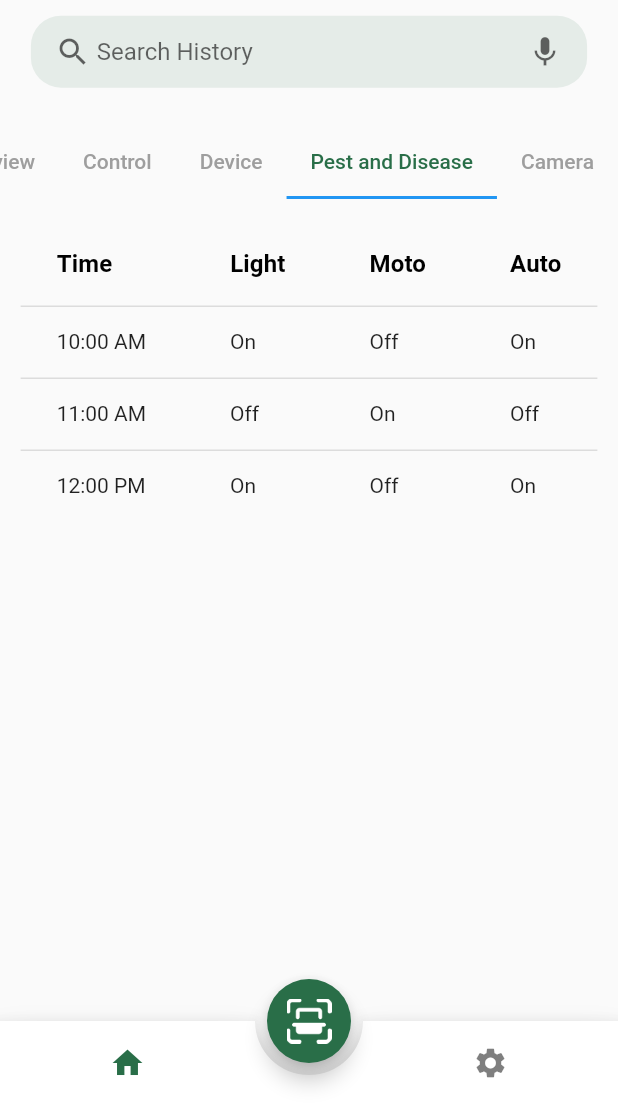
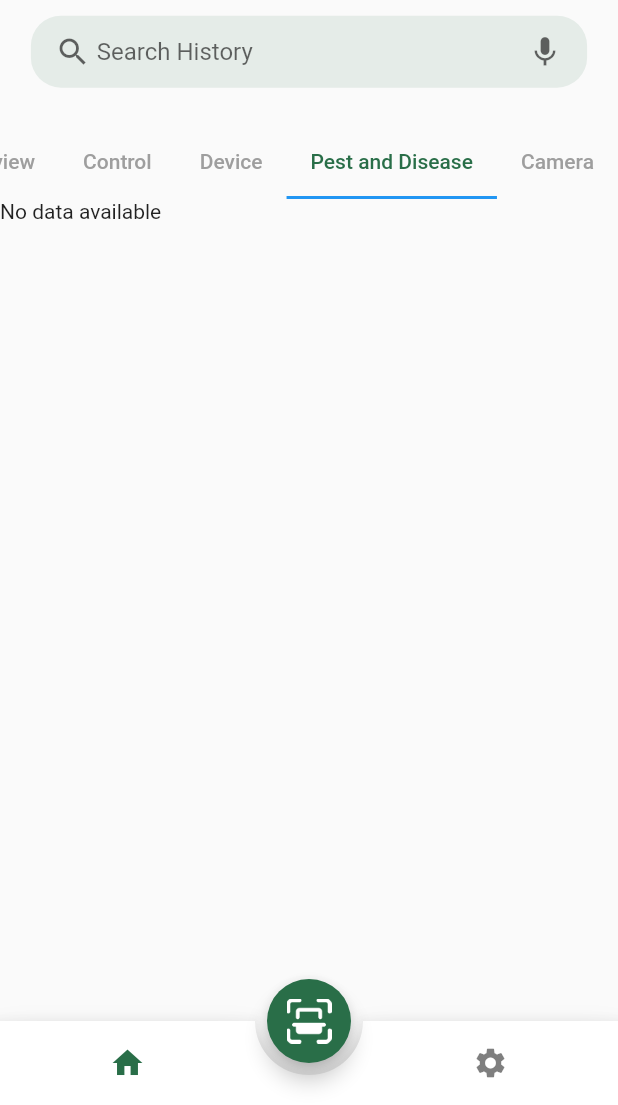
Before and after one commit to thaovytvan/PBL5-GreenHouse, a Flutter app: the HomePage screen opened directly, tab 4 chosen, on a phone screen of 412 x 824 dp, the part 131-1236 px from its top. Run offline on Flutter 3.47's test engine with Material 2 defaults, Android fonts, the phone set to English and light mode, and no system bars; drawn by our look-alikes of animated_bottom_navigation_bar; our stand-ins replace firebase_auth, firebase_core, firebase_database, firebase_messaging, firebase_storage, fluttertoast and 2 more; accounts and stored records are empty; network calls fail.

Commit message:
create feature: device & pest history

```diff
--- a/lib/components/custom_card.dart
+++ b/lib/components/custom_card.dart
@@ -117,7 +117,7 @@ class _CustomCardState extends State<CustomCard>
   Future<http.Response> createAlbum(String data, String title) {
 
     return http.post(
-      Uri.parse('http://192.168.160.80:3000/send-moto'),
+      Uri.parse('http://192.168.119.43:3000/send-moto'),
       headers: <String, String>{
         'Content-Type': 'application/json; charset=UTF-8',
       },
--- a/lib/main.dart
+++ b/lib/main.dart
@@ -1,7 +1,7 @@
 import 'package:firebase_core/firebase_core.dart';
 import 'package:flutter/cupertino.dart';
 import 'package:flutter/material.dart';
-import 'package:green_garden/ui/signin_page.dart';
+import 'package:green_garden/ui/home.dart';
 
 import 'ui/welcome.dart';
 void main() async {
@@ -16,7 +16,7 @@ class MyApp extends StatelessWidget {
   Widget build(BuildContext context) {
     return const MaterialApp(
       title: 'Login',
-      home: SignIn(),
+      home: HomePage(),
       debugShowCheckedModeBanner: false,
     );
   }
--- a/lib/ui/screens/category/category_screen.dart
+++ b/lib/ui/screens/category/category_screen.dart
@@ -27,9 +27,9 @@ class _CategoryScreenState extends State<CategoryScreen>
     OverviewTabBar(),
     ControlTabBar(),
     // const Text('Device History'),
-    MyWidget(),
+    DeviceHistoryWidget(),
     // const Text('Pest and Disease History'),
-    DiseaseHistoryScreen(),
+    DiseaseHistoryWidget(),
     const Text('Camera'),
   ];
 
--- a/lib/ui/screens/tabbar/disease_history_tabbar.dart
+++ b/lib/ui/screens/tabbar/disease_history_tabbar.dart
@@ -1,125 +1,140 @@
 import 'package:flutter/material.dart';
 import 'package:firebase_database/firebase_database.dart';
+import 'package:intl/intl.dart';
+import 'package:firebase_storage/firebase_storage.dart';
+import 'package:rflutter_alert/rflutter_alert.dart';
+import 'package:firebase_messaging/firebase_messaging.dart';
 
-class DiseaseHistoryScreen extends StatefulWidget {
+
+class DiseaseHistoryWidget extends StatefulWidget {
   @override
-  _DiseaseHistoryScreenState createState() => _DiseaseHistoryScreenState();
+  _FirebaseRealtimeDatabaseWidgetState createState() =>
+      _FirebaseRealtimeDatabaseWidgetState();
 }
 
-class _DiseaseHistoryScreenState extends State<DiseaseHistoryScreen> {
-  final diseaseRef = FirebaseDatabase.instance.reference().child('db-pbl5');
+class _FirebaseRealtimeDatabaseWidgetState
+    extends State<DiseaseHistoryWidget> {
+  final DatabaseReference databaseReference = FirebaseDatabase.instance
+      .reference()
+      .child('history_saubo');
 
-  List<Map<String, dynamic>> _diseaseList = [];
-
+  final DateFormat inputFormat = DateFormat("EEE MMM dd yyyy HH:mm:ss 'GMT'Z", "en_US");
+  final DateFormat outputFormat = DateFormat("EEE MMM dd yyyy HH:mm:ss");
   @override
   void initState() {
+    init();
     super.initState();
+  }
 
-    // Lấy dữ liệu từ Firebase và lưu vào _diseaseList
-    // diseaseRef.once().then((DataSnapshot snapshot) {
-    //   Map<dynamic, dynamic> values = Map.from(snapshot.value!);
-    //   values.forEach((key, value) {
-    //     _diseaseList.add({
-    //       'picture': value['picture'],
-    //       'type': value['type'],
-    //       'id': value['id'],
-    //       'time': value['time'],
-    //     });
-    //   });
-    //   setState(() {});
-    // });
+  init() async {
+    String deviceToken = await getDeviceToken();
+    print("###### PRINT DEVICE TOKEN TO USE FOR PUSH NOTIFCIATION ######");
+    print(deviceToken);
+    print("############################################################");
 
+    // listen for user to click on notification
+    FirebaseMessaging.onMessageOpenedApp.listen((RemoteMessage remoteMessage) {
+      String? title = remoteMessage.notification!.title;
+      String? description = remoteMessage.notification!.body;
 
+      //im gonna have an alertdialog when clicking from push notification
+      Alert(
+        context: context,
+        type: AlertType.error,
+        title: title, // title from push notification data
+        desc: description, // description from push notifcation data
+        buttons: [
+          DialogButton(
+            child: Text(
+              "WARNNING!",
+              style: TextStyle(color: Colors.white, fontSize: 18),
+            ),
+            onPressed: () => Navigator.pop(context),
+      width: 120,
+
+      )
+        ],
+      ).show();
+    });
   }
+
 
   @override
   Widget build(BuildContext context) {
-    // return  SingleChildScrollView(
-    //     child: DataTable(
-    //       columns: <DataColumn>[
-    //         DataColumn(label: Text('Picture', style: TextStyle(fontSize: 16, fontWeight: FontWeight.bold))),
-    //         DataColumn(label: Text('Type', style: TextStyle(fontSize: 16, fontWeight: FontWeight.bold))),
-    //         DataColumn(label: Text('ID', style: TextStyle(fontSize: 16, fontWeight: FontWeight.bold))),
-    //         DataColumn(label: Text('Time', style: TextStyle(fontSize: 16, fontWeight: FontWeight.bold))),
-    //       ],
-    //       rows: _diseaseList.map((disease) {
-    //         return DataRow(cells: [
-    //           DataCell(Image.network(disease['picture'])),
-    //           DataCell(Text(disease['type'], style: TextStyle(fontSize: 14))),
-    //           DataCell(Text(disease['id'], style: TextStyle(fontSize: 14))),
-    //           DataCell(Text(disease['time'], style: TextStyle(fontSize: 14))),
-    //         ]);
-    //       }).toList(),
-    //     ),
-    //
-    // );
-    Size size = MediaQuery.of(context).size;
-    return SingleChildScrollView(
-      child:
-      Padding(
-        padding: EdgeInsets.symmetric(horizontal: size.width * 0.03),
-        child: Column(
-          children: [
-            const SizedBox(height: 15),
-            DataTable(
-              columns: <DataColumn>[
-                DataColumn(
-                  label: Text(
-                    'Time',
-                    style: TextStyle(fontSize: 16, fontWeight: FontWeight.bold),
-                  ),
-                ),
-                DataColumn(
-                  label: Text(
-                    'Light',
-                    style: TextStyle(fontSize: 16, fontWeight: FontWeight.bold),
-                  ),
-                ),
-                DataColumn(
-                  label: Text(
-                    'Moto',
-                    style: TextStyle(fontSize: 16, fontWeight: FontWeight.bold),
-                  ),
-                ),
-                DataColumn(
-                  label: Text(
-                    'Auto',
-                    style: TextStyle(fontSize: 16, fontWeight: FontWeight.bold),
-                  ),
-                ),
-              ],
-              rows: <DataRow>[
-                DataRow(
-                  cells: <DataCell>[
-                    DataCell(Text('10:00 AM', style: TextStyle(fontSize: 14))),
-                    DataCell(Text('On', style: TextStyle(fontSize: 14))),
-                    DataCell(Text('Off', style: TextStyle(fontSize: 14))),
-                    DataCell(Text('On', style: TextStyle(fontSize: 14))),
-                  ],
-                ),
-                DataRow(
-                  cells: <DataCell>[
-                    DataCell(Text('11:00 AM', style: TextStyle(fontSize: 14))),
-                    DataCell(Text('Off', style: TextStyle(fontSize: 14))),
-                    DataCell(Text('On', style: TextStyle(fontSize: 14))),
-                    DataCell(Text('Off', style: TextStyle(fontSize: 14))),
-                  ],
-                ),
-                DataRow(
-                  cells: <DataCell>[
-                    DataCell(Text('12:00 PM', style: TextStyle(fontSize: 14))),
-                    DataCell(Text('On', style: TextStyle(fontSize: 14))),
-                    DataCell(Text('Off', style: TextStyle(fontSize: 14))),
-                    DataCell(Text('On', style: TextStyle(fontSize: 14))),
-                  ],
-                ),
-              ],
-            )
+    return StreamBuilder<DatabaseEvent>(
+      stream: databaseReference.orderByKey().limitToLast(20).onValue,
+      builder: (BuildContext context, AsyncSnapshot<DatabaseEvent> snapshot) {
+        if (snapshot.hasData) {
+          Map<dynamic, dynamic>? data =
+          snapshot.data!.snapshot.value as Map<dynamic, dynamic>?;
+          if (data != null) {
+            List<Map<String, dynamic>> rows = [];
+            data.forEach((key, item) {
+              DateTime dateTime = inputFormat.parse(item['time']);
+              rows.add({
+                'time': outputFormat.format(dateTime),
+                'image': item['image'] ?? '',
+              });
 
-          ],
-        ),
-      ),
+            });
+            rows.sort((a, b) => -a['time'].compareTo(b['time']));
+            int index = 0;
+            return SingleChildScrollView(
+              scrollDirection: Axis.vertical,
+              child: DataTable(
+                columnSpacing: 5.0,
+                columns: [
+                  DataColumn(label: Text('Id')),
+                  DataColumn(label: Text('Time')),
+                  DataColumn(label: Text('Image')),
+                ],
+                rows: rows
+                    .map((row) => DataRow(cells: [
+                  DataCell(Text('${++index}')),
+                  DataCell(Text(row['time'])),
+                  DataCell(GestureDetector(
+                    child: Image.network(row['image'],
+                      width: 50, // set the width to 200 pixels
+                      height: 50,),
+                    onTap: () {
+                      if (row['image'] != '') {
+                        Navigator.push(
+                          context,
+                          MaterialPageRoute(
+                            builder: (context) => Scaffold(
+                              appBar: AppBar(
+                                title: Text('Image'),
+                              ),
+                              body: Center(
+                                child: Image.network(row['image']),
+                              ),
+                            ),
+                          ),
+                        );
+                      }
+                    },
+                  )),
+                ]))
+                    .toList(),
+              ),
+            );
+          } else {
+            return Text('No data available');
+          }
+        } else if (snapshot.hasError) {
+          return Text('Error: ${snapshot.error}');
+        } else {
+          return CircularProgressIndicator();
+        }
+      },
     );
+  }
+  Future getDeviceToken() async {
+    //request user permission for push notification
+    FirebaseMessaging.instance.requestPermission();
+    FirebaseMessaging _firebaseMessage = FirebaseMessaging.instance;
+    String? deviceToken = await _firebaseMessage.getToken();
+    return (deviceToken == null) ? "" : deviceToken;
+  }
 
-  }
 }
--- a/lib/ui/screens/tabbar/overview_tabbar.dart
+++ b/lib/ui/screens/tabbar/overview_tabbar.dart
@@ -115,7 +115,7 @@ class _OverviewTabBarState extends State<OverviewTabBar>{
   void initState() {
     super.initState();
     fetchWeatherData(location);
-    channel = IOWebSocketChannel.connect("ws://192.168.160.80:8080");
+    channel = IOWebSocketChannel.connect("ws://192.168.119.43:8080");
     channel.stream.listen((data) {
       try {
         final messageObj = json.decode(data);
--- a/pubspec.yaml
+++ b/pubspec.yaml
@@ -29,11 +29,15 @@ environment:
 # versions available, run `flutter pub outdated`.
 dependencies:
   firebase_database: ^10.1.1
+  firebase_storage: ^11.1.1
   cloud_firestore: ^4.4.4
   firebase_auth: ^4.2.10
   firebase_core: ^2.10.0
   fluttertoast: ^8.0.8
   web_socket_channel: ^2.1.0
+  socket_io_client: ^2.0.0
+  firebase_messaging: ^14.4.1
+  rflutter_alert: ^2.0.4
   json_annotation: ^4.3.0
   flutter:
     sdk: flutter
```
Also changed, not shown: lib/ui/screens/tabbar/control_tabbar.dart (+7 -6 lines), lib/ui/screens/tabbar/device_history_tabbar.dart (+53 -29 lines), pubspec.lock, 3 other files.
